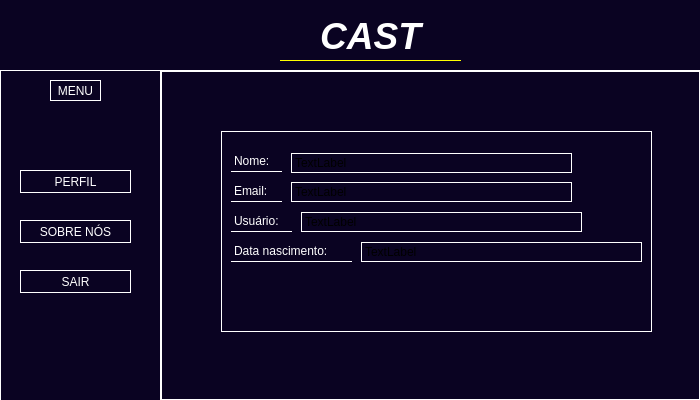
Old version of the form telas/tela_menu.ui in the repository Alisson-Rodrigo/poo-II.
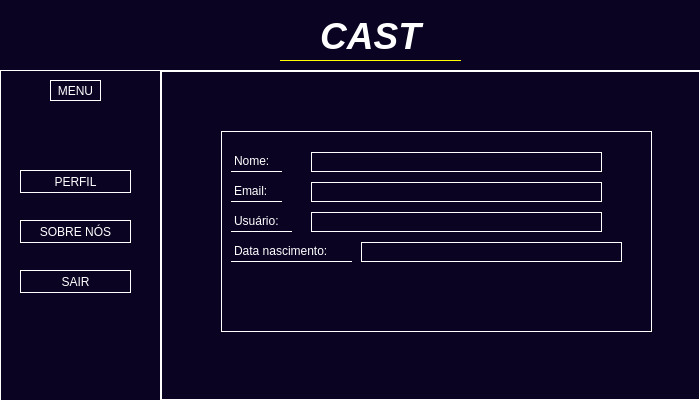
New version of the form.

```diff
--- a/telas/tela_menu.ui
+++ b/telas/tela_menu.ui
@@ -302,56 +302,74 @@
        <string>Data nascimento:</string>
       </property>
      </widget>
-     <widget class="QLabel" name="label_9">
+     <widget class="QLineEdit" name="lineEdit">
       <property name="geometry">
        <rect>
-        <x>70</x>
-        <y>22</y>
-        <width>281</width>
+        <x>90</x>
+        <y>21</y>
+        <width>291</width>
         <height>20</height>
        </rect>
       </property>
+      <property name="styleSheet">
+       <string notr="true">color: white;</string>
+      </property>
       <property name="text">
-       <string>TextLabel</string>
+       <string/>
+      </property>
+      <property name="readOnly">
+       <bool>true</bool>
       </property>
      </widget>
-     <widget class="QLabel" name="label_10">
+     <widget class="QLineEdit" name="lineEdit_2">
       <property name="geometry">
        <rect>
-        <x>70</x>
+        <x>90</x>
         <y>51</y>
-        <width>281</width>
+        <width>291</width>
         <height>20</height>
        </rect>
       </property>
+      <property name="styleSheet">
+       <string notr="true">color: white;</string>
+      </property>
       <property name="text">
-       <string>TextLabel</string>
+       <string/>
+      </property>
+      <property name="readOnly">
+       <bool>true</bool>
       </property>
      </widget>
-     <widget class="QLabel" name="label_11">
+     <widget class="QLineEdit" name="lineEdit_3">
       <property name="geometry">
        <rect>
-        <x>80</x>
+        <x>90</x>
         <y>81</y>
-        <width>281</width>
+        <width>291</width>
         <height>20</height>
        </rect>
       </property>
-      <property name="text">
-       <string>TextLabel</string>
+      <property name="styleSheet">
+       <string notr="true">color: white;</string>
+      </property>
+      <property name="readOnly">
+       <bool>true</bool>
       </property>
      </widget>
-     <widget class="QLabel" name="label_12">
+     <widget class="QLineEdit" name="lineEdit_4">
       <property name="geometry">
        <rect>
         <x>140</x>
         <y>111</y>
-        <width>281</width>
+        <width>261</width>
         <height>20</height>
        </rect>
       </property>
-      <property name="text">
-       <string>TextLabel</string>
+      <property name="styleSheet">
+       <string notr="true">color: white;</string>
+      </property>
+      <property name="readOnly">
+       <bool>true</bool>
       </property>
      </widget>
     </widget>
```
